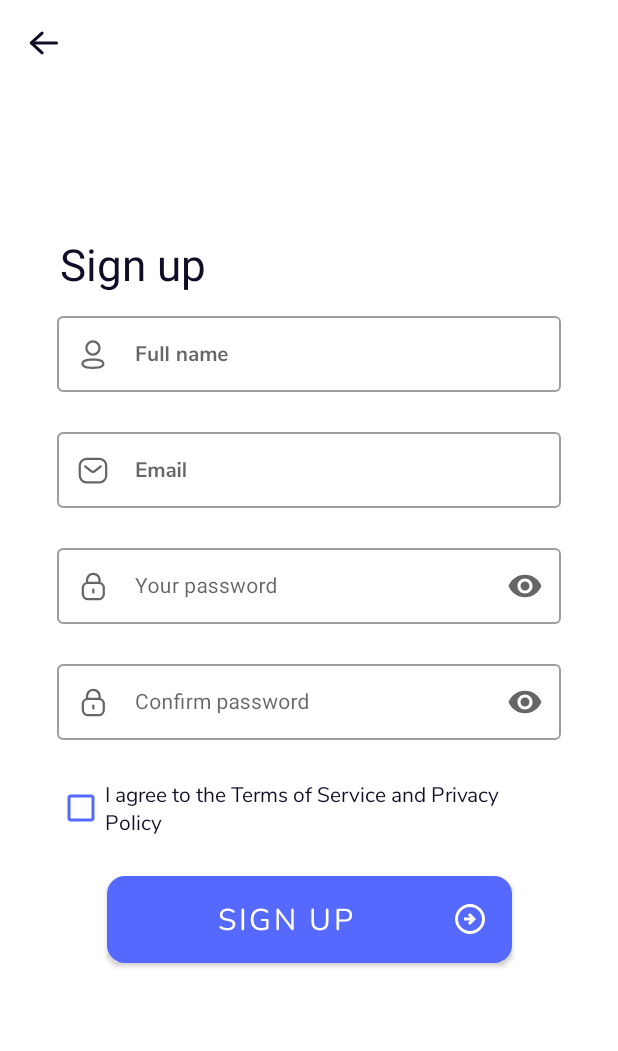
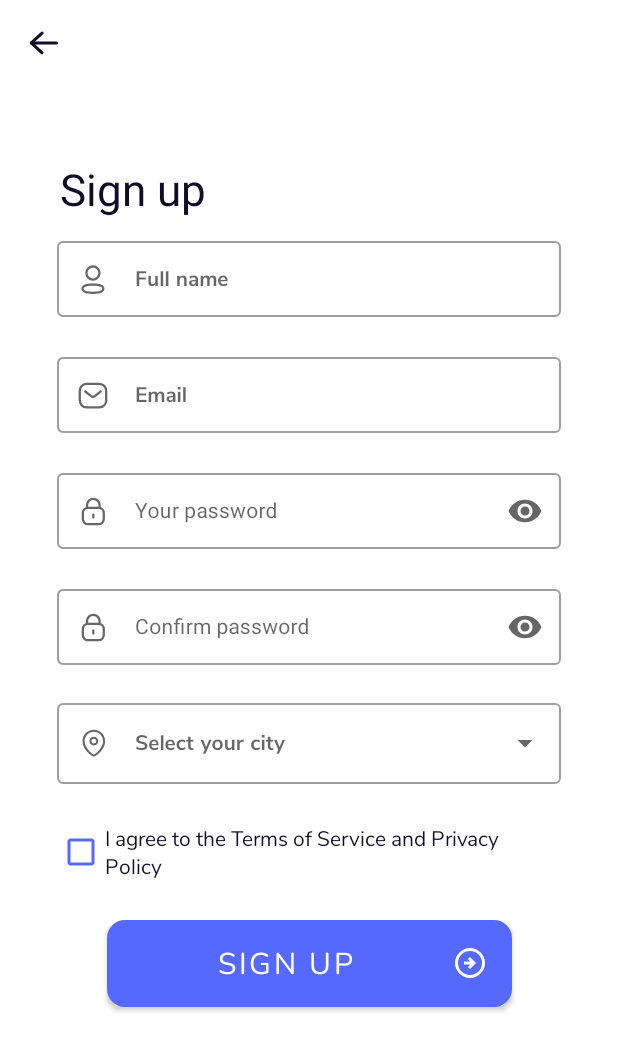
Before and after one commit to TURPCUN/GameMingle, an Android app: the SignUpFragment screen opened through its navigation route, on a phone screen of 412 x 824 dp. Shown: the top 1051 px of the screen. Run offline under Robolectric (Android 15) with nearby library versions, the phone set to English and light mode, and no system bars; our stand-ins replace Firebase (no records; nobody signed in at launch, a user with empty details on screens opened directly); 1 statement that could not run was skipped.

Commit message:
GM-20 GM-21 GM-22 created signup fields and logic

```diff
--- a/app/build.gradle
+++ b/app/build.gradle
@@ -41,6 +41,7 @@ dependencies {
     implementation 'androidx.constraintlayout:constraintlayout:2.1.4'
     implementation 'com.google.firebase:firebase-auth:22.1.2'
     implementation 'androidx.navigation:navigation-fragment:2.5.2'
+    implementation 'com.google.firebase:firebase-database:20.1.0'
     testImplementation 'junit:junit:4.13.2'
     androidTestImplementation 'androidx.test.ext:junit:1.1.5'
     androidTestImplementation 'androidx.test.espresso:espresso-core:3.5.1'
--- a/app/src/main/java/com/nt/gamemingle/ui/common/BaseViewModel.java
+++ b/app/src/main/java/com/nt/gamemingle/ui/common/BaseViewModel.java
@@ -6,10 +6,15 @@ import androidx.lifecycle.ViewModel;
 import androidx.navigation.NavController;
 
 import com.google.firebase.auth.FirebaseAuth;
+import com.google.firebase.database.DatabaseReference;
+import com.google.firebase.database.FirebaseDatabase;
 
 abstract public class BaseViewModel extends ViewModel {
 
+    /** Firebase Instances **/
     protected FirebaseAuth mAuth = FirebaseAuth.getInstance();
+    protected FirebaseDatabase database = FirebaseDatabase.getInstance();
+    protected DatabaseReference databaseReference = database.getReference();
 
     private final MutableLiveData<NavController> navController = new MutableLiveData<>();
 
--- a/app/src/main/java/com/nt/gamemingle/ui/signup/SignUpFragment.java
+++ b/app/src/main/java/com/nt/gamemingle/ui/signup/SignUpFragment.java
@@ -4,7 +4,6 @@ import android.os.Bundle;
 
 import androidx.annotation.NonNull;
 import androidx.annotation.Nullable;
-import androidx.fragment.app.Fragment;
 import androidx.lifecycle.ViewModelProvider;
 import androidx.navigation.NavController;
 
@@ -12,8 +11,10 @@ import android.util.Log;
 import android.view.LayoutInflater;
 import android.view.View;
 import android.view.ViewGroup;
+import android.widget.ArrayAdapter;
+import android.widget.AutoCompleteTextView;
 import android.widget.Button;
-import android.widget.Toast;
+import android.widget.CheckBox;
 
 import com.google.android.material.textfield.TextInputEditText;
 import com.nt.gamemingle.R;
@@ -27,7 +28,9 @@ public class SignUpFragment extends BaseFragment {
     private TextInputEditText userEmail;
     private TextInputEditText userPassword;
     private TextInputEditText userConfirmPassword;
+    private CheckBox userAgreement;
     private Button signUpButton;
+    private AutoCompleteTextView autoCompleteTextView;
     NavController navController;
     public SignUpFragment() { }
 
@@ -49,6 +52,7 @@ public class SignUpFragment extends BaseFragment {
         userEmail = getActivity().findViewById(R.id.emailSignUp);
         userPassword = getActivity().findViewById(R.id.passwordSignUp);
         userConfirmPassword = getActivity().findViewById(R.id.confPasswordSignUp);
+        userAgreement = getActivity().findViewById(R.id.checkBox);
         signUpButton = getActivity().findViewById(R.id.btn_sign_up);
         signUpButton.setOnClickListener(new View.OnClickListener() {
             @Override
@@ -57,6 +61,13 @@ public class SignUpFragment extends BaseFragment {
             }
         });
 
+        String[] citiesArray = getResources().getStringArray(R.array.cities);
+
+        // AutoCompleteTextView for cities
+        autoCompleteTextView = getActivity().findViewById(R.id.autoCompleteTextView);
+        ArrayAdapter<String> adapter = new ArrayAdapter<>(getContext(), android.R.layout.simple_dropdown_item_1line, citiesArray);
+        autoCompleteTextView.setAdapter(adapter);
+
     }
 
     private void performSignUp(String fullName, String email, String password, String confirmPassword) {
@@ -64,8 +75,12 @@ public class SignUpFragment extends BaseFragment {
             Log.d("SignUpFragment", "Empty fields");
         } else if (!password.equals(confirmPassword)) {
             Log.d("SignUpFragment", "Passwords do not match");
+        } else if (!userAgreement.isChecked()){
+            Log.d("SignUpFragment", "User agreement not checked");
+        } else if (autoCompleteTextView.getText().toString().isEmpty()) {
+            Log.d("SignUpFragment", "City not selected");
         } else {
-            mViewModel.signUp(email, password, getContext());
+            mViewModel.signUp(fullName, email, password, getContext(), autoCompleteTextView.getText().toString());
         }
     }
 
--- a/app/src/main/java/com/nt/gamemingle/ui/signup/SignUpViewModel.java
+++ b/app/src/main/java/com/nt/gamemingle/ui/signup/SignUpViewModel.java
@@ -9,17 +9,26 @@ import com.google.firebase.auth.AuthResult;
 import com.nt.gamemingle.ui.common.BaseViewModel;
 
 public class SignUpViewModel extends BaseViewModel {
-    public void signUp(String email, String password, Context context) {
+    public void signUp(String fullName, String email, String password, Context context, String city) {
         mAuth.createUserWithEmailAndPassword(email, password)
                 .addOnCompleteListener(new OnCompleteListener<AuthResult>() {
                     @Override
                     public void onComplete(@NonNull Task<AuthResult> task) {
                         if(task.isComplete()){
                             Toast.makeText(context, "User is registered", Toast.LENGTH_SHORT).show();
+                            if (mAuth.getCurrentUser() != null) {
+                                saveUserToDatabase(mAuth.getCurrentUser().getUid(), fullName, context, city);
+                            }
                         } else {
                             Toast.makeText(context, "User is not registered", Toast.LENGTH_SHORT).show();
                         }
                     }
                 });
     }
+
+    private void saveUserToDatabase(String uuid, String fullName, Context context, String city) {
+        databaseReference.child("Users").child(uuid).child("userFullName").setValue(fullName);
+        databaseReference.child("Users").child(uuid).child("userCity").setValue(city);
+        databaseReference.child("Users").child(uuid).child("registerDate").setValue(System.currentTimeMillis());
+    }
 }
--- /dev/null
+++ b/app/src/main/res/drawable/location.xml
@@ -0,0 +1,10 @@
+<vector xmlns:android="http://schemas.android.com/apk/res/android"
+    android:width="22dp"
+    android:height="22dp"
+    android:viewportWidth="22"
+    android:viewportHeight="22">
+  <path
+      android:pathData="M11.229,1.833C15.399,1.833 18.791,5.252 18.791,9.454C18.791,14.619 12.873,19.708 11.229,19.708C9.584,19.708 3.666,14.619 3.666,9.454C3.666,5.252 7.059,1.833 11.229,1.833ZM11.229,3.208C7.817,3.208 5.041,6.011 5.041,9.454C5.041,13.834 10.196,18.102 11.229,18.33C12.261,18.101 17.416,13.833 17.416,9.454C17.416,6.011 14.641,3.208 11.229,3.208ZM11.23,6.417C12.872,6.417 14.209,7.753 14.209,9.397C14.209,11.039 12.872,12.375 11.23,12.375C9.587,12.375 8.25,11.039 8.25,9.397C8.25,7.753 9.587,6.417 11.23,6.417ZM11.23,7.792C10.345,7.792 9.625,8.511 9.625,9.397C9.625,10.281 10.345,11 11.23,11C12.114,11 12.834,10.281 12.834,9.397C12.834,8.511 12.114,7.792 11.23,7.792Z"
+      android:fillColor="#807A7A"
+      android:fillType="evenOdd"/>
+</vector>
--- a/app/src/main/res/layout/activity_splash.xml
+++ b/app/src/main/res/layout/activity_splash.xml
@@ -10,8 +10,7 @@
         android:id="@+id/txtDesc"
         android:layout_width="wrap_content"
         android:layout_height="wrap_content"
-        android:gravity="bottom"
-        android:text="BOARD GAME SOCIAL NETWORK"
+        android:text="@string/gamemingle_desc"
         android:textAlignment="center"
         android:textAppearance="@style/TextAppearance.AppCompat.Body2"
         android:textColor="@color/black"
@@ -30,5 +29,6 @@
         app:layout_constraintEnd_toEndOf="parent"
         app:layout_constraintStart_toStartOf="parent"
         app:layout_constraintTop_toTopOf="parent"
-        app:srcCompat="@drawable/icon_w_title" />
+        app:srcCompat="@drawable/icon_w_title"
+        android:contentDescription="@string/logo" />
 </androidx.constraintlayout.widget.ConstraintLayout>
--- a/app/src/main/res/layout/fragment_sign_in.xml
+++ b/app/src/main/res/layout/fragment_sign_in.xml
@@ -148,7 +148,8 @@
             android:clickable="true"
             android:text="@string/sign_up"
             android:textColor="@color/primary_blue"
-            android:textSize="15sp" />
+            android:textSize="15sp"
+            android:focusable="true" />
     </LinearLayout>
 
 </LinearLayout>
--- a/app/src/main/res/layout/fragment_sign_up.xml
+++ b/app/src/main/res/layout/fragment_sign_up.xml
@@ -1,4 +1,4 @@
-<androidx.constraintlayout.widget.ConstraintLayout xmlns:android="http://schemas.android.com/apk/res/android"
+<ScrollView xmlns:android="http://schemas.android.com/apk/res/android"
     xmlns:app="http://schemas.android.com/apk/res-auto"
     xmlns:tools="http://schemas.android.com/tools"
     android:layout_width="match_parent"
@@ -6,15 +6,20 @@
     android:orientation="vertical"
     tools:context=".ui.signup.SignUpFragment">
 
+<androidx.constraintlayout.widget.ConstraintLayout
+    android:layout_width="match_parent"
+    android:layout_height="wrap_content"
+    android:orientation="vertical">
+
     <TextView
         android:id="@+id/signupText"
         android:layout_width="match_parent"
         android:layout_height="wrap_content"
-        android:layout_marginTop="100dp"
+        android:layout_marginTop="50dp"
         android:layout_marginStart="40dp"
         android:layout_marginEnd="38dp"
         android:layout_marginBottom="28dp"
-        android:text="Sign up"
+        android:text="@string/sign_up"
         android:textColor="#120D26"
         android:textSize="29sp"
         app:layout_constraintTop_toTopOf="parent"
@@ -30,7 +35,7 @@
         android:layout_marginStart="38dp"
         android:layout_marginTop="10dp"
         android:layout_marginEnd="38dp"
-        android:hint="Full name"
+        android:hint="@string/full_name"
         app:endIconMode="clear_text"
         app:errorEnabled="true"
         app:startIconContentDescription="email"
@@ -111,7 +116,7 @@
         android:layout_marginStart="38dp"
         android:layout_marginTop="21dp"
         android:layout_marginEnd="38dp"
-        android:hint="Confirm password"
+        android:hint="@string/confirm_password"
         app:endIconMode="password_toggle"
         app:errorEnabled="true"
         app:startIconContentDescription="lock"
@@ -130,6 +135,31 @@
             tools:fontFamily="@font/nunito_sans_bold" />
     </com.google.android.material.textfield.TextInputLayout>
 
+    <com.google.android.material.textfield.TextInputLayout
+        android:id="@+id/textInputLayoutCity"
+        style="@style/Widget.MaterialComponents.TextInputLayout.OutlinedBox.ExposedDropdownMenu"
+        android:layout_width="match_parent"
+        android:layout_height="wrap_content"
+        android:layout_marginStart="38dp"
+        android:layout_marginTop="20dp"
+        android:layout_marginEnd="38dp"
+        app:layout_constraintEnd_toEndOf="parent"
+        app:layout_constraintStart_toStartOf="parent"
+        app:layout_constraintTop_toBottomOf="@+id/textInputLayoutConfPasswordSignUp"
+        app:startIconDrawable="@drawable/location">
+
+        <AutoCompleteTextView
+            android:id="@+id/autoCompleteTextView"
+            android:layout_width="match_parent"
+            android:layout_height="match_parent"
+            android:editable="false"
+            android:layout_weight="1"
+            android:hint="@string/select_your_city"
+            android:fontFamily="@font/nunito_sans_bold"
+            android:textColor="#747688"
+            android:textSize="14sp"/>
+    </com.google.android.material.textfield.TextInputLayout>
+
     <LinearLayout
         android:id="@+id/layoutAcceptTerms"
         android:layout_width="match_parent"
@@ -137,7 +167,7 @@
         android:layout_marginStart="38dp"
         android:layout_marginEnd="38dp"
         android:layout_marginTop="21dp"
-        app:layout_constraintTop_toBottomOf="@id/textInputLayoutConfPasswordSignUp"
+        app:layout_constraintTop_toBottomOf="@id/textInputLayoutCity"
         app:layout_constraintStart_toStartOf="parent"
         app:layout_constraintEnd_toEndOf="parent"
         >
@@ -148,7 +178,7 @@
             android:layout_height="wrap_content"
             android:buttonTint="@color/primary_blue"
             android:fontFamily="@font/nunito_sans"
-            android:text="I agree to the Terms of Service and Privacy Policy"
+            android:text="@string/accept_terms"
             android:textColor="#120D26"
             android:textSize="14sp" />
     </LinearLayout>
@@ -158,14 +188,17 @@
         android:layout_width="270dp"
         android:layout_height="58dp"
         android:layout_marginTop="21dp"
+        android:layout_marginBottom="40dp"
         android:background="@drawable/btn_back"
         android:drawableEnd="@drawable/arrow_circle_right"
         android:fontFamily="@font/nunito"
         android:gravity="center"
-        android:text="Sign Up"
+        android:text="@string/sign_up"
         android:textSize="20sp"
         app:layout_constraintTop_toBottomOf="@id/layoutAcceptTerms"
         app:layout_constraintStart_toStartOf="parent"
-        app:layout_constraintEnd_toEndOf="parent"/>
+        app:layout_constraintEnd_toEndOf="parent"
+        app:layout_constraintBottom_toBottomOf="parent"/>
 
 </androidx.constraintlayout.widget.ConstraintLayout>
+</ScrollView>
--- /dev/null
+++ b/app/src/main/res/values/arrays.xml
@@ -0,0 +1,22 @@
+<?xml version="1.0" encoding="utf-8"?>
+<resources>
+    <string-array name="cities">
+        <item>Abbotsford</item>
+        <item>Burnaby</item>
+        <item>Chilliwack</item>
+        <item>Coquitlam</item>
+        <item>Delta</item>
+        <item>Hope</item>
+        <item>Horseshoe Bay</item>
+        <item>Langley</item>
+        <item>Maple Ridge</item>
+        <item>New Westminster</item>
+        <item>North Vancouver</item>
+        <item>Richmond</item>
+        <item>Surrey</item>
+        <item>Squamish</item>
+        <item>Vancouver</item>
+        <item>Whistler</item>
+        <item>White Rock</item>
+    </string-array>
+</resources>
--- a/app/src/main/res/values/strings.xml
+++ b/app/src/main/res/values/strings.xml
@@ -10,4 +10,11 @@
     <string name="forgot_password">Forgot password?</string>
     <string name="don_t_have_an_account">Don\'t have an account?</string>
     <string name="sign_up">Sign up</string>
+    <string name="gamemingle_desc">BOARD GAME SOCIAL NETWORK</string>
+    <string name="logo">LOGO</string>
+    <string name="full_name">Full name</string>
+    <string name="confirm_password">Confirm password</string>
+    <string name="select_your_city">Select your city</string>
+    <string name="accept_terms">I agree to the Terms of Service and Privacy Policy</string>
+
 </resources>
```
